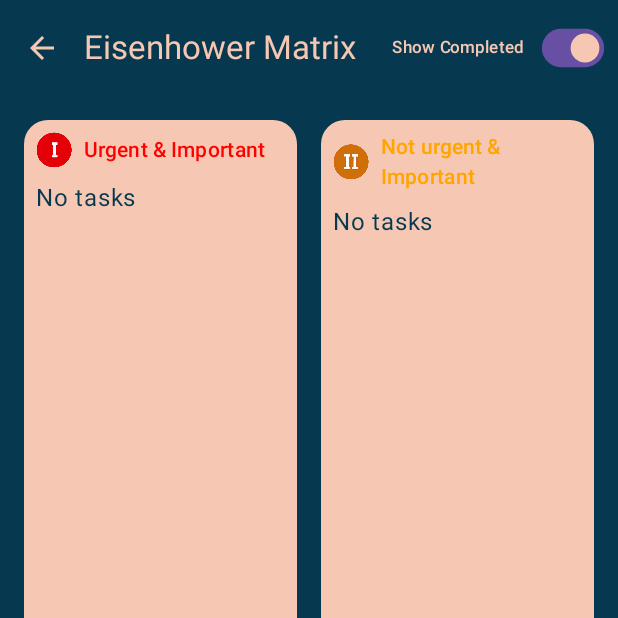
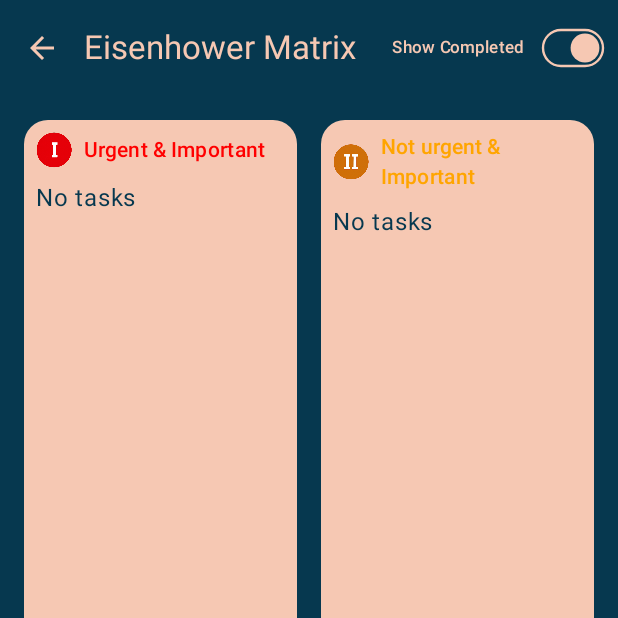
Before and after one commit to filipkampic/MindThrive, an Android app built with Jetpack Compose: the EisenhowerMatrix screen opened through its navigation route, on a phone screen of 412 x 824 dp, the top half of it. Run offline under Robolectric (Android 15) with nearby library versions, the phone set to English and light mode, and no system bars; our stand-ins replace Room's generated code.

Commit message:
Update Eisenhower Matrix switch for show completed to DarkBlue and Peach, add task deletion confirmation dialog

```diff
--- a/app/src/main/java/com/filipkampic/mindthrive/screens/tasks/EisenhowerMatrixScreen.kt
+++ b/app/src/main/java/com/filipkampic/mindthrive/screens/tasks/EisenhowerMatrixScreen.kt
@@ -98,7 +98,11 @@ fun EisenhowerMatrix(
                                 onCheckedChange = { viewModel.setShowCompleted(it) },
                                 colors = SwitchDefaults.colors(
                                     checkedThumbColor = Peach,
-                                    uncheckedThumbColor = Color.LightGray
+                                    checkedTrackColor = DarkBlue,
+                                    uncheckedThumbColor = Color.LightGray,
+                                    uncheckedTrackColor = DarkBlue.copy(alpha = 0.4f),
+                                    checkedBorderColor = Peach,
+                                    uncheckedBorderColor = Peach
                                 )
                             )
                         }
--- a/app/src/main/java/com/filipkampic/mindthrive/ui/tasks/TaskCard.kt
+++ b/app/src/main/java/com/filipkampic/mindthrive/ui/tasks/TaskCard.kt
@@ -119,8 +119,6 @@ fun TaskCard(
                                 textDecoration = if (task.isDone) TextDecoration.LineThrough else null
                             )
                         }
-
-
                     )
 
                     if (task.priority != Priority.NONE) {
```
Also changed, not shown: app/src/main/java/com/filipkampic/mindthrive/screens/tasks/Tasks.kt (+35 -4 lines).
